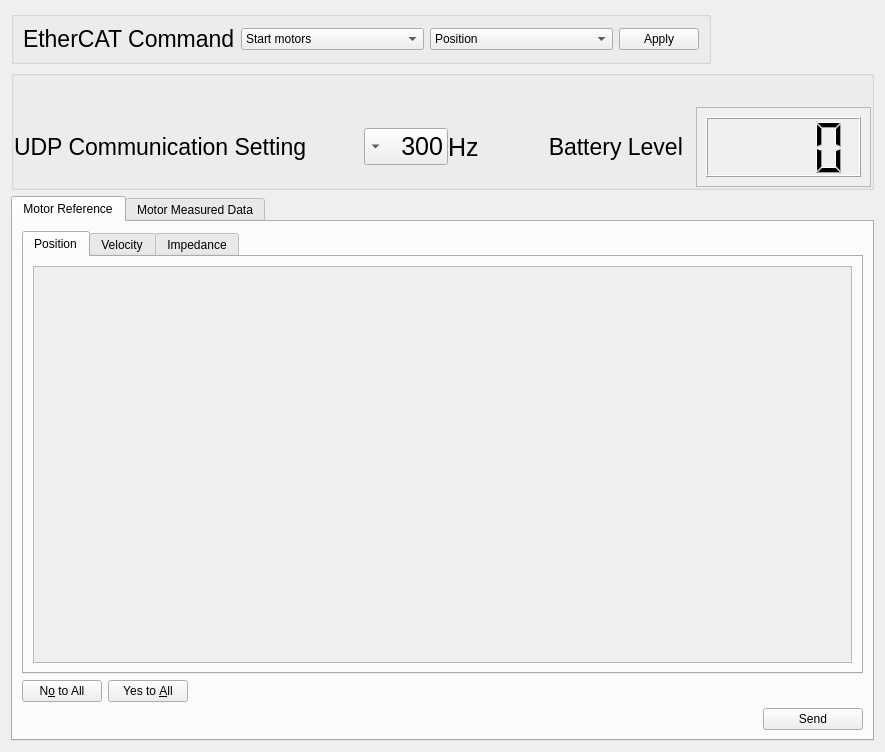
The window that src/ec_client_udp/src/ec_gui/src/ec_gui_start.ui (Advanced-Robotics-Facility/ecat-client-advr) describes before a commit, drawn with Qt 5.
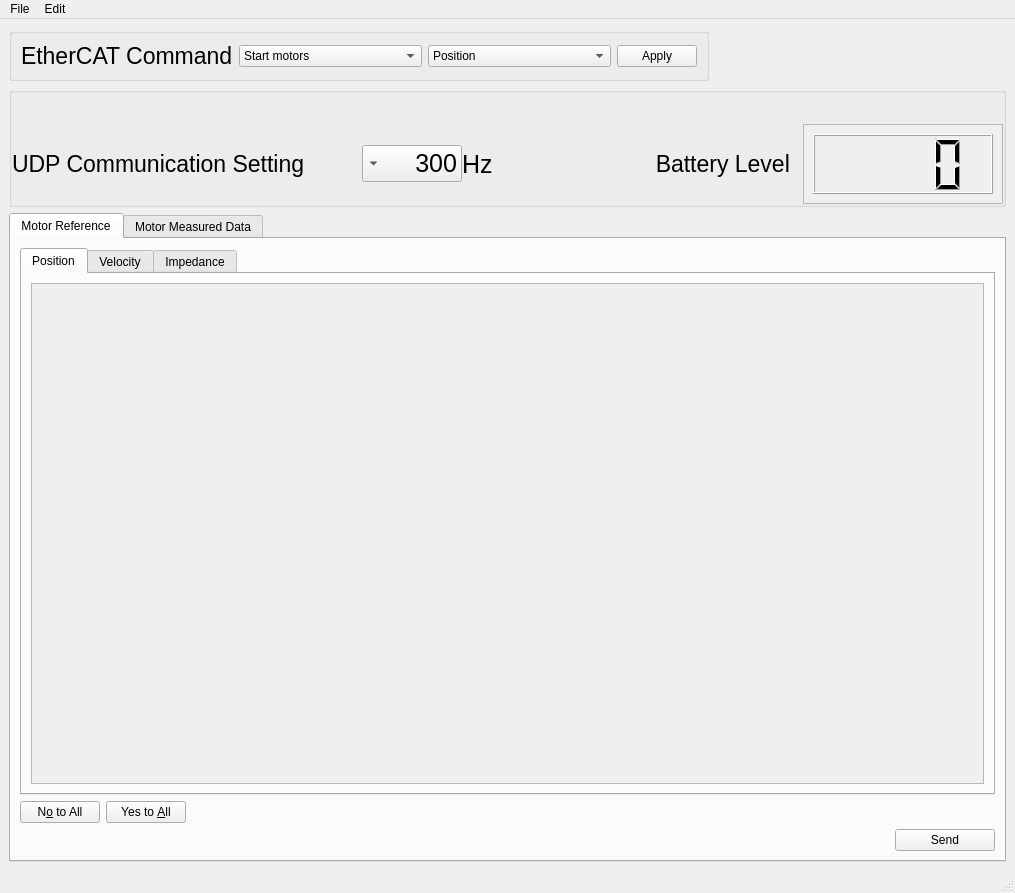
The same window after the commit.

What changed in the file:
```diff
--- a/src/ec_client_udp/src/ec_gui/src/ec_gui_start.ui
+++ b/src/ec_client_udp/src/ec_gui/src/ec_gui_start.ui
@@ -1,24 +1,19 @@
 <?xml version="1.0" encoding="UTF-8"?>
 <ui version="4.0">
- <class>Form</class>
- <widget class="QWidget" name="Form">
+ <class>MainWindow</class>
+ <widget class="QMainWindow" name="MainWindow">
   <property name="geometry">
    <rect>
     <x>0</x>
     <y>0</y>
-    <width>885</width>
-    <height>752</height>
+    <width>1015</width>
+    <height>893</height>
    </rect>
   </property>
-  <property name="maximumSize">
-   <size>
-    <width>1600</width>
-    <height>1000</height>
-   </size>
-  </property>
   <property name="windowTitle">
    <string>Form</string>
   </property>
+  <widget class="QWidget" name="centralwidget">
   <layout class="QVBoxLayout" name="verticalLayout">
    <item>
     <widget class="QGroupBox" name="groupBox_2">
@@ -290,8 +285,8 @@
               <rect>
                <x>0</x>
                <y>0</y>
-               <width>73</width>
-               <height>62</height>
+                <width>193</width>
+                <height>76</height>
               </rect>
              </property>
              <layout class="QGridLayout" name="gridLayout">
@@ -376,8 +371,8 @@
                <rect>
                 <x>0</x>
                 <y>0</y>
-                <width>821</width>
-                <height>378</height>
+                 <width>951</width>
+                 <height>477</height>
                </rect>
               </property>
               <layout class="QHBoxLayout" name="horizontalLayout_6">
@@ -517,6 +512,36 @@
     </widget>
    </item>
   </layout>
+  </widget>
+  <widget class="QMenuBar" name="menubar">
+   <property name="geometry">
+    <rect>
+     <x>0</x>
+     <y>0</y>
+     <width>1015</width>
+     <height>20</height>
+    </rect>
+   </property>
+   <widget class="QMenu" name="menuFile">
+    <property name="title">
+     <string>File</string>
+    </property>
+    <addaction name="actionOpen"/>
+   </widget>
+   <widget class="QMenu" name="menuEdit">
+    <property name="title">
+     <string>Edit</string>
+    </property>
+   </widget>
+   <addaction name="menuFile"/>
+   <addaction name="menuEdit"/>
+  </widget>
+  <widget class="QStatusBar" name="statusbar"/>
+  <action name="actionOpen">
+   <property name="text">
+    <string>Open</string>
+   </property>
+  </action>
  </widget>
  <resources/>
  <connections/>
```
Left out of the diff: 10 changed lines with no effect on the pictures. Lines whose indentation alone changed are shown as unchanged.
